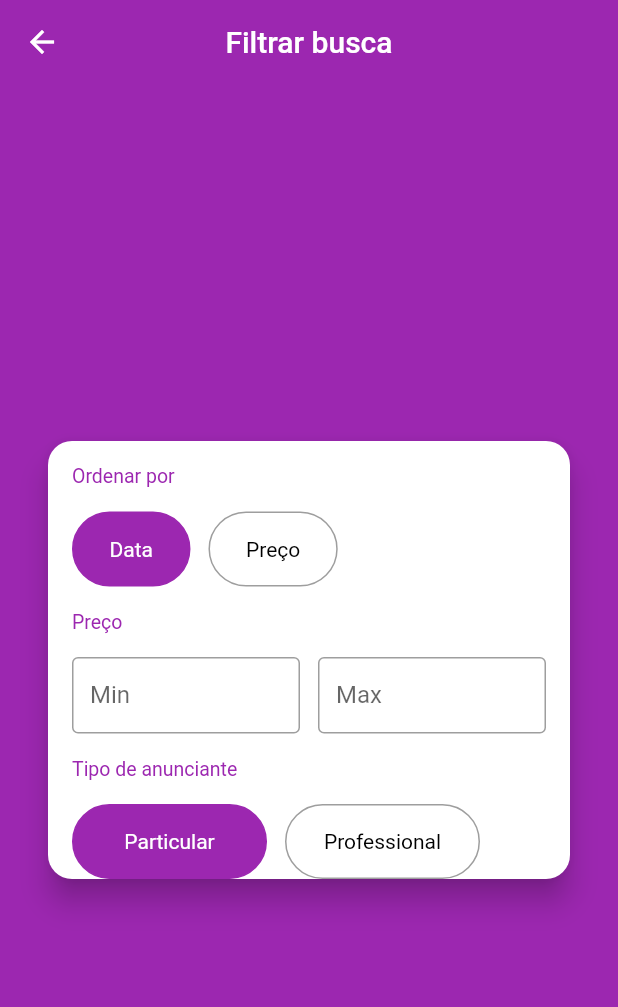
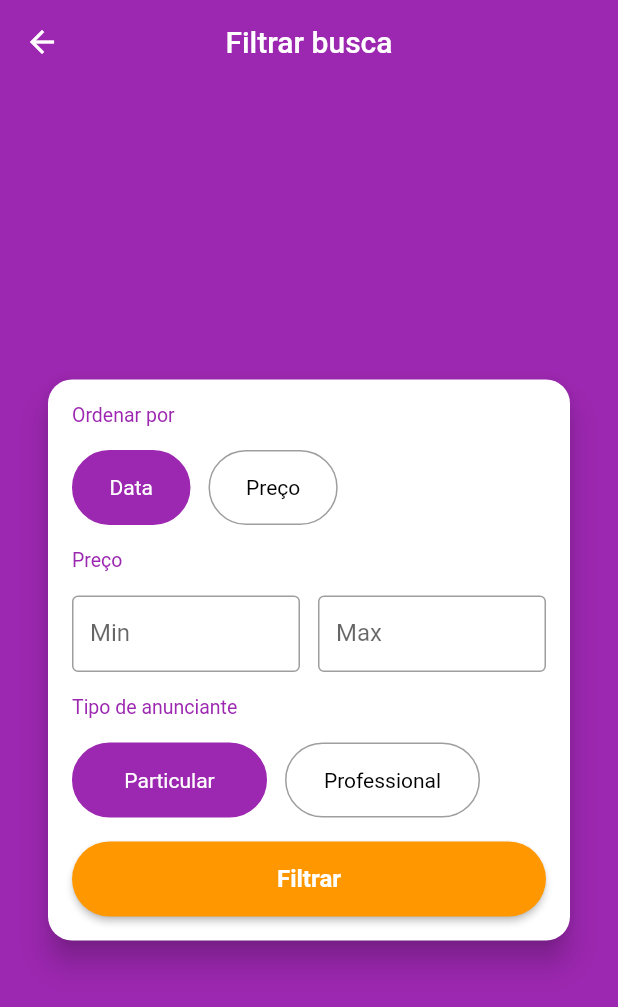
Before and after one commit to brenomacedo/flutter_ccheap, a Flutter app: the FilterScreen screen opened directly, on a phone screen of 412 x 824 dp. Shown: the top 1007 px of the screen. Run offline on Flutter 3.47's test engine with Material 2 defaults, Android fonts, the phone set to English and light mode, and no system bars; our stand-ins replace brasil_fields, dio, flutter_mobx, get_it, image_cropper, image_picker and 3 more; accounts and stored records are empty; generated files the repository leaves out were written again; network calls fail; statements that could not run were skipped.

Commit message:
applyingFilter

```diff
--- a/lib/screens/filter/filter_screen.dart
+++ b/lib/screens/filter/filter_screen.dart
@@ -1,12 +1,14 @@
 import 'package:flutter/material.dart';
+import 'package:flutter_mobx/flutter_mobx.dart';
+import 'package:get_it/get_it.dart';
 import 'package:xlo_mobx/screens/filter/components/order_by_field.dart';
 import 'package:xlo_mobx/screens/filter/components/price_range_field.dart';
 import 'package:xlo_mobx/screens/filter/components/vendor_type_field.dart';
-import 'package:xlo_mobx/stores/filter_store.dart';
+import 'package:xlo_mobx/stores/home_store.dart';
 
 class FilterScreen extends StatelessWidget {
 
-  final filterStore = FilterStore();
+  final filterStore = GetIt.I<HomeStore>().clonedFilter;
 
   @override
   Widget build(BuildContext context) {
@@ -23,11 +25,37 @@ class FilterScreen extends StatelessWidget {
           child: Padding(
             padding: EdgeInsets.symmetric(horizontal: 16),
             child: Column(
+              crossAxisAlignment: CrossAxisAlignment.stretch,
               mainAxisSize: MainAxisSize.min,
               children: [
                 OrderByField(filterStore),
                 PriceRangeField(filterStore),
-                VendorTypeField(filterStore)
+                VendorTypeField(filterStore),
+                Observer(builder: (_) {
+                  return Container(
+                    margin: EdgeInsets.symmetric(vertical: 16),
+                    height: 50,
+                    child: ElevatedButton(
+                    style: ButtonStyle(
+                        shape: MaterialStateProperty.all(
+                          RoundedRectangleBorder(borderRadius: BorderRadius.circular(25))
+                        ),
+                        backgroundColor: MaterialStateProperty.resolveWith((states) {
+                          if(states.contains(MaterialState.disabled))
+                            return Colors.orange.withAlpha(120);
+                          return Colors.orange;
+                        })
+                      ),
+                      onPressed: filterStore.isFormValid ? () {
+                        filterStore.save();
+                        Navigator.of(context).pop();
+                      } : null, child: Text('Filtrar', style: TextStyle(
+                      fontSize: 16,
+                      fontWeight: FontWeight.w600,
+                      color: Colors.white
+                    ))),
+                  );
+                })
               ],
             ),
           )
```
Also changed, not shown: lib/stores/filter_store.dart (+23 -2 lines), lib/stores/home_store.dart (+9 -0 lines), lib/stores/filter_store.g.dart, lib/stores/home_store.g.dart.
